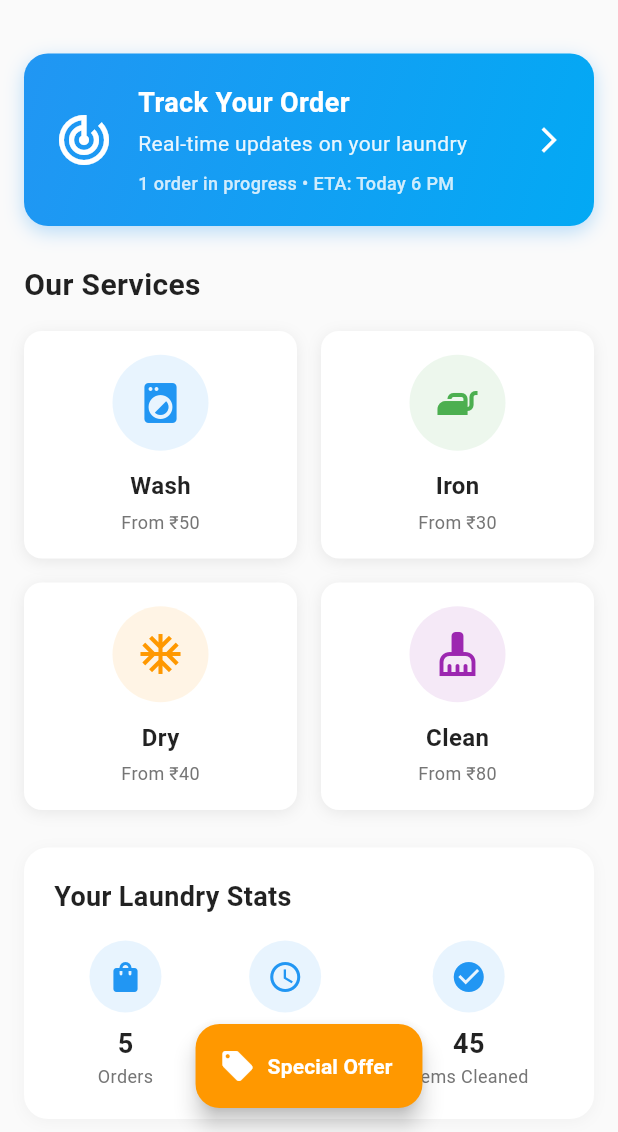
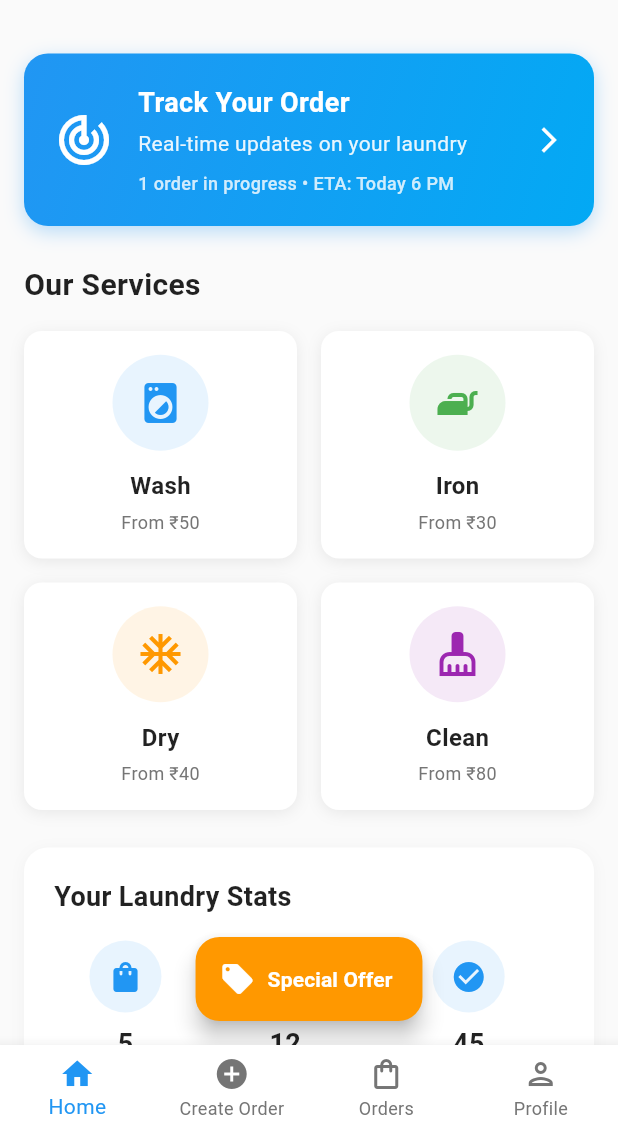
Before and after one commit to vaxi14/washwell, a Flutter app: the screen it shows after launch, on a phone screen of 412 x 824 dp, the part 104-1236 px from its top. Run offline on Flutter 3.47's test engine with Material 3 defaults, Android fonts, the phone set to English and light mode, and no system bars; our stand-ins replace get, supabase_flutter; accounts and stored records are empty.

```diff
--- /dev/null
+++ b/lib/controllers/main_navigation_controller.dart
@@ -0,0 +1,146 @@
+import 'package:flutter/material.dart';
+import 'package:flutter/widgets.dart';
+import 'package:get/get.dart';
+
+class MainNavigationController extends GetxController {
+
+
+  var currentIndex = 0.obs;
+
+  // Badge count for orders tab
+  var ordersBadgeCount = 0.obs;
+
+  // Track if user can go back from current tab
+  var canPop = false.obs;
+
+  final List<String> tabRoutes = [
+    '/home',
+    '/create-order',
+    '/orders',
+    '/profile',
+  ];
+
+  // Tab titles for display
+  final List<String> tabTitles = [
+    'Home',
+    'Create Order',
+    'Orders',
+    'Profile',
+  ];
+
+  // Tab icons
+  final List<IconData> tabIcons = [
+    Icons.home,
+    Icons.add_circle_outline,
+    Icons.shopping_bag,
+    Icons.person,
+  ];
+
+  @override
+  void onInit() {
+    super.onInit();
+    _initializeNavigation();
+  }
+
+
+  /// Initialize navigation data
+  void _initializeNavigation() {
+    // Load initial badge count (you can replace with actual data later)
+    _loadOrdersBadgeCount();
+  }
+
+  /// Switch to a different tab
+  void changeTab(int index) {
+    if (index >= 0 && index < tabRoutes.length) {
+      currentIndex.value = index;
+
+      // Navigate to the tab's route
+      // Get.offNamedUntil(tabRoutes[index], (route) => route.isFirst);
+    }
+  }
+
+  /// Navigate to a specific tab by route name
+  void navigateToTab(String routeName) {
+    final index = tabRoutes.indexWhere((route) => route == routeName);
+    if (index != -1) {
+      changeTab(index);
+    }
+  }
+
+  /// Get the current route based on selected index
+  String get currentRoute => tabRoutes[currentIndex.value];
+
+  /// Check if a specific tab is currently active
+  bool isTabActive(int index) {
+    return currentIndex.value == index;
+  }
+
+
+
+  /// Load orders badge count (mock for now)
+  void _loadOrdersBadgeCount() {
+    // TODO: Replace with actual API call to get pending orders count
+    ordersBadgeCount.value = 3; // Mock data - 3 new order updates
+  }
+
+  /// Update orders badge count
+  void updateOrdersBadge(int count) {
+    ordersBadgeCount.value = count;
+  }
+
+  /// Clear orders badge (when user views orders)
+  void clearOrdersBadge() {
+    ordersBadgeCount.value = 0;
+  }
+
+  /// Check if orders tab has badge
+  bool get hasOrdersBadge => ordersBadgeCount.value > 0;
+
+
+  /// Go back to previous screen if possible, otherwise go to home
+  void handleBackButton() {
+    if (canPop.value) {
+      Get.back();
+    } else {
+      changeTab(0); // Go to home tab
+    }
+  }
+
+  /// Refresh all tab data
+  Future<void> refreshAllTabs() async {
+    // Refresh orders badge
+    _loadOrdersBadgeCount();
+
+    // You can add refresh logic for other tabs here
+    // For example: trigger home data refresh, profile data refresh, etc.
+  }
+
+  /// Navigate to create order with pre-selected service
+  void navigateToCreateOrder({String? serviceType}) {
+    changeTab(1); // Switch to create order tab
+
+    // You can pass service type as argument if needed
+    if (serviceType != null) {
+      // This will be handled in the CreateOrderScreen
+      Get.toNamed('/create-order', arguments: {'serviceType': serviceType});
+    }
+  }
+
+  /// Navigate to orders with specific filter
+  void navigateToOrders({String? filter}) {
+    changeTab(2); // Switch to orders tab
+    clearOrdersBadge(); // Clear badge when user manually goes to orders
+
+    if (filter != null) {
+      // This will be handled in the OrdersScreen
+      Get.toNamed('/orders', arguments: {'filter': filter});
+    }
+  }
+
+
+  @override
+  void onClose() {
+    // Clean up any listeners or streams
+    super.onClose();
+  }
+}
--- a/lib/main.dart
+++ b/lib/main.dart
@@ -1,6 +1,7 @@
 import 'package:flutter/material.dart';
 import 'package:get/get.dart';
 import 'package:washwell/pages/home/home_screen.dart';
+import 'package:washwell/pages/main/main_navigation_screen.dart';
 import 'utils/supabase_client.dart';
 import 'controllers/auth_controller.dart';
 import 'pages/auth/signin_screen.dart';
@@ -24,10 +25,11 @@ class MyApp extends StatelessWidget {
         primarySwatch: Colors.blue,
         useMaterial3: true,
       ),
-      home:  HomeScreen(),
+      home:  MainNavigationScreen(),
       getPages: [
         GetPage(name: '/signin', page: () => SignInScreen()),
         GetPage(name: '/signup', page: () => SignUpScreen()),
+        GetPage(name: '/main', page: ()=> MainNavigationScreen()),
         GetPage(name: '/home', page: () => HomeScreen()),
       ],
       debugShowCheckedModeBanner: false,
--- /dev/null
+++ b/lib/pages/main/main_navigation_screen.dart
@@ -0,0 +1,62 @@
+import 'package:flutter/material.dart';
+import 'package:get/get.dart';
+import '../../controllers/main_navigation_controller.dart';
+import '../home/home_screen.dart';
+
+class MainNavigationScreen extends StatelessWidget {
+  MainNavigationScreen({super.key});
+
+  final MainNavigationController controller = Get.put(MainNavigationController());
+
+  final List<Widget> _screens = [
+    HomeScreen(),           // Index 0
+    Container(),            // Index 1 - Create Order (placeholder)
+    Container(),            // Index 2 - Orders (placeholder)
+    Container(),            // Index 3 - Profile (placeholder)
+  ];
+
+  @override
+  Widget build(BuildContext context) {
+    return Scaffold(
+      body: Obx(() => IndexedStack(
+        index: controller.currentIndex.value,
+        children: _screens,
+      )),
+
+      bottomNavigationBar: Obx(() => _buildBottomNavigationBar()),
+    );
+  }
+
+  Widget _buildBottomNavigationBar() {
+    return BottomNavigationBar(
+      currentIndex: controller.currentIndex.value,
+      onTap: (index) => controller.changeTab(index),
+      type: BottomNavigationBarType.fixed,
+      backgroundColor: Colors.white,
+      selectedItemColor: Colors.blue,
+      unselectedItemColor: Colors.grey[600],
+      items: const [
+        BottomNavigationBarItem(
+          icon: Icon(Icons.home_outlined),
+          activeIcon: Icon(Icons.home),
+          label: 'Home',
+        ),
+        BottomNavigationBarItem(
+          icon: Icon(Icons.add_circle_outlined),
+          activeIcon: Icon(Icons.add_circle),
+          label: 'Create Order',
+        ),
+        BottomNavigationBarItem(
+          icon: Icon(Icons.shopping_bag_outlined),
+          activeIcon: Icon(Icons.shopping_bag),
+          label: 'Orders',
+        ),
+        BottomNavigationBarItem(
+          icon: Icon(Icons.person_outlined),
+          activeIcon: Icon(Icons.person),
+          label: 'Profile',
+        ),
+      ],
+    );
+  }
+}
```
